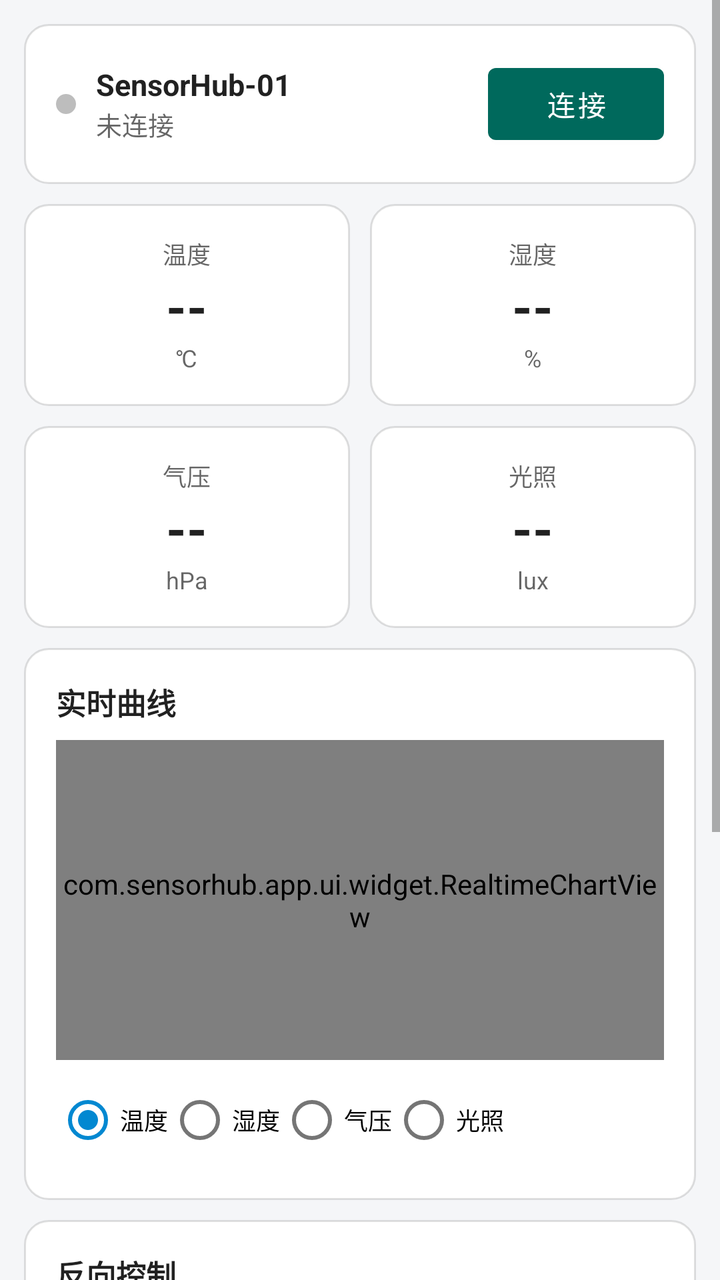
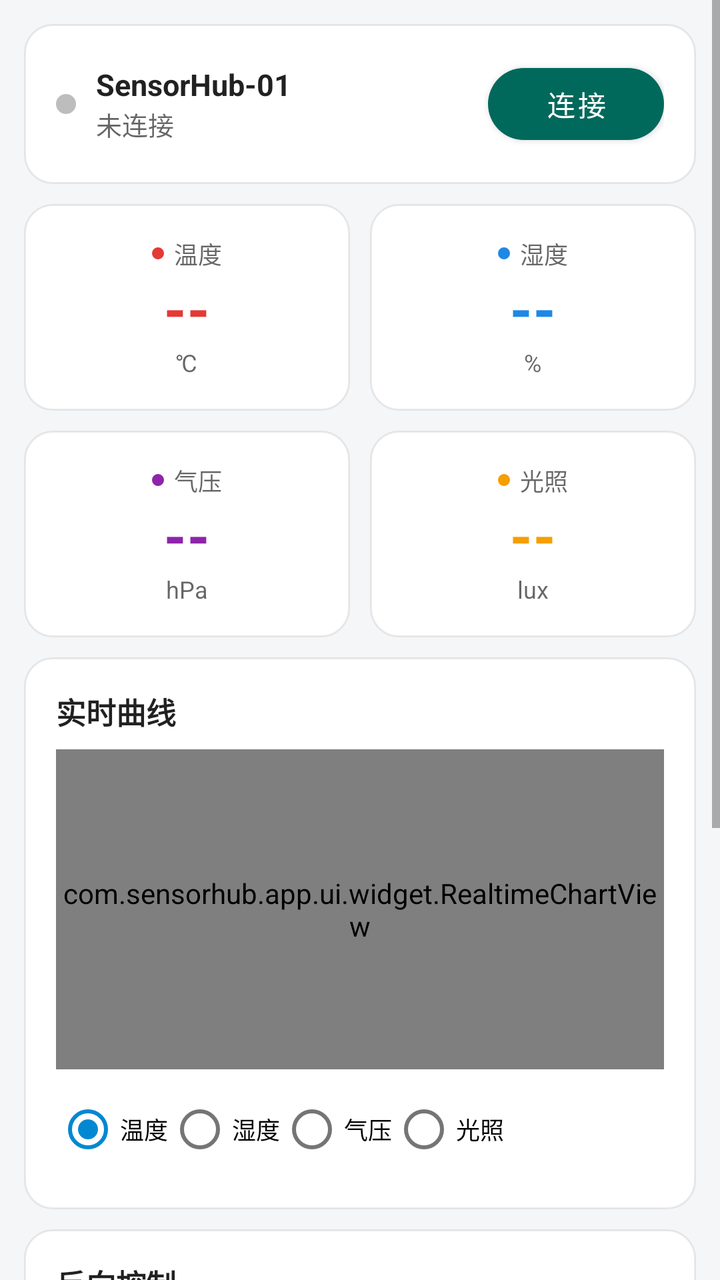

Two renders of the same Android screen: before a commit and after it. Below are the layout's source before the change and the commit's diff.
<!-- AndroidManifest.xml: application theme Theme.SensorHub -->
<!-- res/layout/fragment_device_detail.xml -->
<?xml version="1.0" encoding="utf-8"?>
<ScrollView xmlns:android="http://schemas.android.com/apk/res/android"
    xmlns:app="http://schemas.android.com/apk/res-auto"
    android:layout_width="match_parent"
    android:layout_height="match_parent"
    android:background="@color/bg_page"
    android:fillViewport="true">

    <LinearLayout
        android:layout_width="match_parent"
        android:layout_height="wrap_content"
        android:orientation="vertical"
        android:padding="12dp">

        
        <LinearLayout
            style="@style/CardSurface"
            android:gravity="center_vertical"
            android:orientation="horizontal">

            <View
                android:id="@+id/statusDot"
                android:layout_width="10dp"
                android:layout_height="10dp"
                android:background="@drawable/bg_status_dot" />

            <LinearLayout
                android:layout_width="0dp"
                android:layout_height="wrap_content"
                android:layout_marginStart="10dp"
                android:layout_weight="1"
                android:orientation="vertical">

                <TextView
                    android:id="@+id/tvDeviceName"
                    android:layout_width="wrap_content"
                    android:layout_height="wrap_content"
                    android:text="SensorHub-01"
                    android:textColor="@color/text_primary"
                    android:textSize="15sp"
                    android:textStyle="bold" />

                <TextView
                    android:id="@+id/tvState"
                    android:layout_width="wrap_content"
                    android:layout_height="wrap_content"
                    android:text="@string/state_disconnected"
                    android:textColor="@color/text_secondary"
                    android:textSize="13sp" />

            </LinearLayout>

            <com.google.android.material.button.MaterialButton
                android:id="@+id/btnConnect"
                android:layout_width="wrap_content"
                android:layout_height="wrap_content"
                android:text="@string/btn_connect" />

        </LinearLayout>

        
        <LinearLayout
            android:layout_width="match_parent"
            android:layout_height="wrap_content"
            android:layout_marginTop="10dp"
            android:orientation="horizontal">

            <LinearLayout
                style="@style/CardSurface"
                android:layout_width="0dp"
                android:layout_height="wrap_content"
                android:layout_marginEnd="5dp"
                android:layout_weight="1"
                android:gravity="center"
                android:orientation="vertical">

                <TextView
                    style="@style/MetricLabel"
                    android:text="@string/label_temp" />

                <TextView
                    android:id="@+id/tvTemp"
                    style="@style/MetricValue"
                    android:text="--" />

                <TextView
                    style="@style/MetricLabel"
                    android:text="@string/unit_celsius" />

            </LinearLayout>

            <LinearLayout
                style="@style/CardSurface"
                android:layout_width="0dp"
                android:layout_height="wrap_content"
                android:layout_marginStart="5dp"
                android:layout_weight="1"
                android:gravity="center"
                android:orientation="vertical">

                <TextView
                    style="@style/MetricLabel"
                    android:text="@string/label_hum" />

                <TextView
                    android:id="@+id/tvHum"
                    style="@style/MetricValue"
                    android:text="--" />

                <TextView
                    style="@style/MetricLabel"
                    android:text="@string/unit_percent" />

            </LinearLayout>

        </LinearLayout>

        <LinearLayout
            android:layout_width="match_parent"
            android:layout_height="wrap_content"
            android:layout_marginTop="10dp"
            android:orientation="horizontal">

            <LinearLayout
                style="@style/CardSurface"
                android:layout_width="0dp"
                android:layout_height="wrap_content"
                android:layout_marginEnd="5dp"
                android:layout_weight="1"
                android:gravity="center"
                android:orientation="vertical">

                <TextView
                    style="@style/MetricLabel"
                    android:text="@string/label_press" />

                <TextView
                    android:id="@+id/tvPress"
                    style="@style/MetricValue"
                    android:text="--" />

                <TextView
                    style="@style/MetricLabel"
                    android:text="@string/unit_hpa" />

            </LinearLayout>

            <LinearLayout
                style="@style/CardSurface"
                android:layout_width="0dp"
                android:layout_height="wrap_content"
                android:layout_marginStart="5dp"
                android:layout_weight="1"
                android:gravity="center"
                android:orientation="vertical">

                <TextView
                    style="@style/MetricLabel"
                    android:text="@string/label_lux" />

                <TextView
                    android:id="@+id/tvLux"
                    style="@style/MetricValue"
                    android:text="--" />

                <TextView
                    style="@style/MetricLabel"
                    android:text="@string/unit_lux" />

            </LinearLayout>

        </LinearLayout>

        
        <LinearLayout
            style="@style/CardSurface"
            android:layout_marginTop="10dp"
            android:orientation="vertical">

            <LinearLayout
                android:layout_width="match_parent"
                android:layout_height="wrap_content"
                android:gravity="center_vertical"
                android:orientation="horizontal">

                <TextView
                    style="@style/SectionTitle"
                    android:layout_width="0dp"
                    android:layout_weight="1"
                    android:text="实时曲线" />

                <TextView
                    android:id="@+id/tvLoss"
                    android:layout_width="wrap_content"
                    android:layout_height="wrap_content"
                    android:textColor="@color/text_secondary"
                    android:textSize="12sp" />

            </LinearLayout>

            
            <com.sensorhub.app.ui.widget.RealtimeChartView
                android:id="@+id/chartView"
                android:layout_width="match_parent"
                android:layout_height="160dp"
                android:layout_marginTop="8dp" />

            <RadioGroup
                android:id="@+id/rgChartChannel"
                android:layout_width="match_parent"
                android:layout_height="wrap_content"
                android:layout_marginTop="6dp"
                android:orientation="horizontal">

                <RadioButton
                    android:id="@+id/rbTemp"
                    android:layout_width="wrap_content"
                    android:layout_height="wrap_content"
                    android:checked="true"
                    android:text="@string/label_temp"
                    android:textSize="12sp" />

                <RadioButton
                    android:id="@+id/rbHum"
                    android:layout_width="wrap_content"
                    android:layout_height="wrap_content"
                    android:text="@string/label_hum"
                    android:textSize="12sp" />

                <RadioButton
                    android:id="@+id/rbPress"
                    android:layout_width="wrap_content"
                    android:layout_height="wrap_content"
                    android:text="@string/label_press"
                    android:textSize="12sp" />

                <RadioButton
                    android:id="@+id/rbLux"
                    android:layout_width="wrap_content"
                    android:layout_height="wrap_content"
                    android:text="@string/label_lux"
                    android:textSize="12sp" />

            </RadioGroup>

        </LinearLayout>

        
        <LinearLayout
            style="@style/CardSurface"
            android:layout_marginTop="10dp"
            android:orientation="vertical">

            <TextView
                style="@style/SectionTitle"
                android:text="反向控制" />

            <TextView
                style="@style/MetricLabel"
                android:layout_marginTop="8dp"
                android:text="@string/label_led" />

            <SeekBar
                android:id="@+id/seekLed"
                android:layout_width="match_parent"
                android:layout_height="wrap_content"
                android:max="255" />

            <LinearLayout
                android:layout_width="match_parent"
                android:layout_height="wrap_content"
                android:layout_marginTop="6dp"
                android:gravity="center_vertical"
                android:orientation="horizontal">

                <TextView
                    style="@style/MetricLabel"
                    android:layout_width="0dp"
                    android:layout_weight="1"
                    android:text="@string/label_buzzer" />

                <com.google.android.material.button.MaterialButton
                    android:id="@+id/btnBeep"
                    style="@style/Widget.MaterialComponents.Button.OutlinedButton"
                    android:layout_width="wrap_content"
                    android:layout_height="wrap_content"
                    android:text="@string/btn_beep" />

            </LinearLayout>

            <LinearLayout
                android:layout_width="match_parent"
                android:layout_height="wrap_content"
                android:layout_marginTop="10dp"
                android:gravity="center_vertical"
                android:orientation="horizontal">

                <TextView
                    style="@style/MetricLabel"
                    android:layout_width="0dp"
                    android:layout_weight="1"
                    android:text="@string/label_period" />

                <TextView
                    android:id="@+id/tvPeriod"
                    android:layout_width="wrap_content"
                    android:layout_height="wrap_content"
                    android:textColor="@color/text_primary"
                    android:textSize="13sp" />

            </LinearLayout>

            <SeekBar
                android:id="@+id/seekPeriod"
                android:layout_width="match_parent"
                android:layout_height="wrap_content"
                android:max="98" />

            <LinearLayout
                android:layout_width="match_parent"
                android:layout_height="wrap_content"
                android:layout_marginTop="10dp"
                android:gravity="center_vertical"
                android:orientation="horizontal">

                <TextView
                    style="@style/MetricLabel"
                    android:layout_width="wrap_content"
                    android:text="@string/label_filter" />

                <RadioGroup
                    android:id="@+id/rgFilter"
                    android:layout_width="0dp"
                    android:layout_height="wrap_content"
                    android:layout_weight="1"
                    android:orientation="horizontal">

                    <RadioButton
                        android:id="@+id/rbFilterNone"
                        android:layout_width="wrap_content"
                        android:layout_height="wrap_content"
                        android:checked="true"
                        android:text="@string/filter_none"
                        android:textSize="11sp" />

                    <RadioButton
                        android:id="@+id/rbFilterMoving"
                        android:layout_width="wrap_content"
                        android:layout_height="wrap_content"
                        android:text="@string/filter_moving"
                        android:textSize="11sp" />

                    <RadioButton
                        android:id="@+id/rbFilterKalman"
                        android:layout_width="wrap_content"
                        android:layout_height="wrap_content"
                        android:text="@string/filter_kalman"
                        android:textSize="11sp" />

                </RadioGroup>

            </LinearLayout>

        </LinearLayout>

        
        <LinearLayout
            style="@style/CardSurface"
            android:layout_marginTop="10dp"
            android:orientation="vertical">

            <TextView
                style="@style/SectionTitle"
                android:text="链路质量" />

            <LinearLayout
                android:layout_width="match_parent"
                android:layout_height="wrap_content"
                android:layout_marginTop="8dp"
                android:orientation="horizontal">

                <TextView
                    style="@style/MetricLabel"
                    android:layout_width="0dp"
                    android:layout_weight="1"
                    android:text="@string/label_rssi" />

                <TextView
                    android:id="@+id/tvRssi"
                    style="@style/MetricLabel"
                    android:text="--" />

            </LinearLayout>

            <LinearLayout
                android:layout_width="match_parent"
                android:layout_height="wrap_content"
                android:orientation="horizontal">

                <TextView
                    style="@style/MetricLabel"
                    android:layout_width="0dp"
                    android:layout_weight="1"
                    android:text="@string/label_altitude" />

                <TextView
                    android:id="@+id/tvAltitude"
                    style="@style/MetricLabel"
                    android:text="--" />

            </LinearLayout>

        </LinearLayout>

    </LinearLayout>

</ScrollView>
<!-- resources referenced by this layout -->
<resources>
  <color name="bg_page">#FFF5F6F8</color>
  <color name="text_primary">#DE000000</color>
  <color name="text_secondary">#99000000</color>
  <!-- drawable bg_status_dot (drawable) -->
  <?xml version="1.0" encoding="utf-8"?>
  <shape xmlns:android="http://schemas.android.com/apk/res/android"
      android:shape="oval">
      <solid android:color="@color/disabled" />
      <size
          android:width="10dp"
          android:height="10dp" />
  </shape>
  <string name="btn_beep">鸣叫 300ms</string>
  <string name="btn_connect">连接</string>
  <string name="filter_kalman">卡尔曼滤波</string>
  <string name="filter_moving">滑动平均</string>
  <string name="filter_none">原始值</string>
  <string name="label_altitude">估算海拔</string>
  <string name="label_buzzer">蜂鸣器</string>
  <string name="label_filter">滤波方式</string>
  <string name="label_hum">湿度</string>
  <string name="label_led">LED 亮度</string>
  <string name="label_lux">光照</string>
  <string name="label_period">上报周期</string>
  <string name="label_press">气压</string>
  <string name="label_rssi">信号强度</string>
  <string name="label_temp">温度</string>
  <string name="state_disconnected">未连接</string>
  <string name="unit_celsius">℃</string>
  <string name="unit_hpa">hPa</string>
  <string name="unit_lux">lux</string>
  <string name="unit_percent">%</string>
  <style name="CardSurface">
          <item name="android:layout_width">match_parent</item>
          <item name="android:layout_height">wrap_content</item>
          <item name="android:background">@drawable/bg_card</item>
          <item name="android:padding">16dp</item>
      </style>
  <style name="MetricLabel">
          <item name="android:layout_width">wrap_content</item>
          <item name="android:layout_height">wrap_content</item>
          <item name="android:textSize">12sp</item>
          <item name="android:textColor">@color/text_secondary</item>
      </style>
  <style name="MetricValue">
          <item name="android:layout_width">wrap_content</item>
          <item name="android:layout_height">wrap_content</item>
          <item name="android:textSize">26sp</item>
          <item name="android:textStyle">bold</item>
          <item name="android:textColor">@color/text_primary</item>
      </style>
  <style name="Theme.SensorHub" parent="Theme.MaterialComponents.DayNight.NoActionBar">
          <item name="colorPrimary">@color/primary</item>
          <item name="colorPrimaryVariant">@color/primary_variant</item>
          <item name="colorSecondary">@color/secondary</item>
          <item name="android:colorBackground">@color/bg_page</item>
          <item name="android:statusBarColor" tools:targetApi="l">@color/primary_variant</item>
          <item name="android:windowLightStatusBar" tools:targetApi="m">false</item>
          <item name="android:navigationBarColor" tools:targetApi="l">@color/bg_page</item>
      </style>
  <color name="disabled">#FFBDBDBD</color>
  <!-- drawable bg_card (drawable) -->
  <?xml version="1.0" encoding="utf-8"?>
  <shape xmlns:android="http://schemas.android.com/apk/res/android"
      android:shape="rectangle">
      <solid android:color="@color/bg_card" />
      <corners android:radius="12dp" />
      <stroke
          android:width="1dp"
          android:color="@color/divider" />
  </shape>
  <color name="primary">#FF00695C</color>
  <color name="primary_variant">#FF004D40</color>
  <color name="secondary">#FF0288D1</color>
  <color name="bg_card">#FFFFFFFF</color>
  <color name="divider">#1F000000</color>
  <!-- unchanged entries left out for length: 1 -->
</resources>

<!-- the commit's change to res/layout/fragment_device_detail.xml (unified diff, before → after) -->
@@ -74,13 +74,29 @@
                 android:gravity="center"
                 android:orientation="vertical">
 
-                <TextView
-                    style="@style/MetricLabel"
-                    android:text="@string/label_temp" />
+                <LinearLayout
+                    android:layout_width="wrap_content"
+                    android:layout_height="wrap_content"
+                    android:gravity="center_vertical"
+                    android:orientation="horizontal">
+
+                    <View
+                        android:layout_width="6dp"
+                        android:layout_height="6dp"
+                        android:background="@drawable/bg_status_dot"
+                        android:backgroundTint="@color/chart_temp" />
+
+                    <TextView
+                        style="@style/MetricLabel"
+                        android:layout_marginStart="5dp"
+                        android:text="@string/label_temp" />
+
+                </LinearLayout>
 
                 <TextView
                     android:id="@+id/tvTemp"
                     style="@style/MetricValue"
+                    android:textColor="@color/chart_temp"
                     android:text="--" />
 
                 <TextView
@@ -98,13 +114,29 @@
                 android:gravity="center"
                 android:orientation="vertical">
 
-                <TextView
-                    style="@style/MetricLabel"
-                    android:text="@string/label_hum" />
+                <LinearLayout
+                    android:layout_width="wrap_content"
+                    android:layout_height="wrap_content"
+                    android:gravity="center_vertical"
+                    android:orientation="horizontal">
+
+                    <View
+                        android:layout_width="6dp"
+                        android:layout_height="6dp"
+                        android:background="@drawable/bg_status_dot"
+                        android:backgroundTint="@color/chart_hum" />
+
+                    <TextView
+                        style="@style/MetricLabel"
+                        android:layout_marginStart="5dp"
+                        android:text="@string/label_hum" />
+
+                </LinearLayout>
 
                 <TextView
                     android:id="@+id/tvHum"
                     style="@style/MetricValue"
+                    android:textColor="@color/chart_hum"
                     android:text="--" />
 
                 <TextView
@@ -130,13 +162,29 @@
                 android:gravity="center"
                 android:orientation="vertical">
 
-                <TextView
-                    style="@style/MetricLabel"
-                    android:text="@string/label_press" />
+                <LinearLayout
+                    android:layout_width="wrap_content"
+                    android:layout_height="wrap_content"
+                    android:gravity="center_vertical"
+                    android:orientation="horizontal">
+
+                    <View
+                        android:layout_width="6dp"
+                        android:layout_height="6dp"
+                        android:background="@drawable/bg_status_dot"
+                        android:backgroundTint="@color/chart_press" />
+
+                    <TextView
+                        style="@style/MetricLabel"
+                        android:layout_marginStart="5dp"
+                        android:text="@string/label_press" />
+
+                </LinearLayout>
 
                 <TextView
                     android:id="@+id/tvPress"
                     style="@style/MetricValue"
+                    android:textColor="@color/chart_press"
                     android:text="--" />
 
                 <TextView
@@ -154,13 +202,29 @@
                 android:gravity="center"
                 android:orientation="vertical">
 
-                <TextView
-                    style="@style/MetricLabel"
-                    android:text="@string/label_lux" />
+                <LinearLayout
+                    android:layout_width="wrap_content"
+                    android:layout_height="wrap_content"
+                    android:gravity="center_vertical"
+                    android:orientation="horizontal">
+
+                    <View
+                        android:layout_width="6dp"
+                        android:layout_height="6dp"
+                        android:background="@drawable/bg_status_dot"
+                        android:backgroundTint="@color/chart_lux" />
+
+                    <TextView
+                        style="@style/MetricLabel"
+                        android:layout_marginStart="5dp"
+                        android:text="@string/label_lux" />
+
+                </LinearLayout>
 
                 <TextView
                     android:id="@+id/tvLux"
                     style="@style/MetricValue"
+                    android:textColor="@color/chart_lux"
                     android:text="--" />
 
                 <TextView
<!-- resource entries referenced after the edit -->
@@ -1,6 +1,10 @@
 <!-- resources referenced by this layout -->
 <resources>
   <color name="bg_page">#FFF5F6F8</color>
+  <color name="chart_hum">#FF1E88E5</color>
+  <color name="chart_lux">#FFF59F00</color>
+  <color name="chart_press">#FF8E24AA</color>
+  <color name="chart_temp">#FFE53935</color>
   <color name="text_primary">#DE000000</color>
   <color name="text_secondary">#99000000</color>
   <!-- drawable bg_status_dot (drawable) -->
@@ -47,8 +51,9 @@
   <style name="MetricValue">
           <item name="android:layout_width">wrap_content</item>
           <item name="android:layout_height">wrap_content</item>
-          <item name="android:textSize">26sp</item>
+          <item name="android:textSize">28sp</item>
           <item name="android:textStyle">bold</item>
+          <item name="android:fontFamily">sans-serif-medium</item>
           <item name="android:textColor">@color/text_primary</item>
       </style>
   <style name="Theme.SensorHub" parent="Theme.MaterialComponents.DayNight.NoActionBar">
@@ -59,6 +64,9 @@
           <item name="android:statusBarColor" tools:targetApi="l">@color/primary_variant</item>
           <item name="android:windowLightStatusBar" tools:targetApi="m">false</item>
           <item name="android:navigationBarColor" tools:targetApi="l">@color/bg_page</item>
+  
+          
+          <item name="shapeAppearanceSmallComponent">@style/ShapeAppearance.SensorHub.SmallComponent</item>
       </style>
   <color name="disabled">#FFBDBDBD</color>
   <!-- drawable bg_card (drawable) -->
@@ -66,16 +74,18 @@
   <shape xmlns:android="http://schemas.android.com/apk/res/android"
       android:shape="rectangle">
       <solid android:color="@color/bg_card" />
-      <corners android:radius="12dp" />
+      <corners android:radius="14dp" />
       <stroke
           android:width="1dp"
-          android:color="@color/divider" />
+          android:color="#14000000" />
   </shape>
   <color name="primary">#FF00695C</color>
   <color name="primary_variant">#FF004D40</color>
   <color name="secondary">#FF0288D1</color>
+  <style name="ShapeAppearance.SensorHub.SmallComponent" parent="ShapeAppearance.MaterialComponents.SmallComponent">
+          <item name="cornerSize">20dp</item>
+      </style>
   <color name="bg_card">#FFFFFFFF</color>
-  <color name="divider">#1F000000</color>
   <!-- unchanged entries left out for length: 1 -->
 </resources>
 
